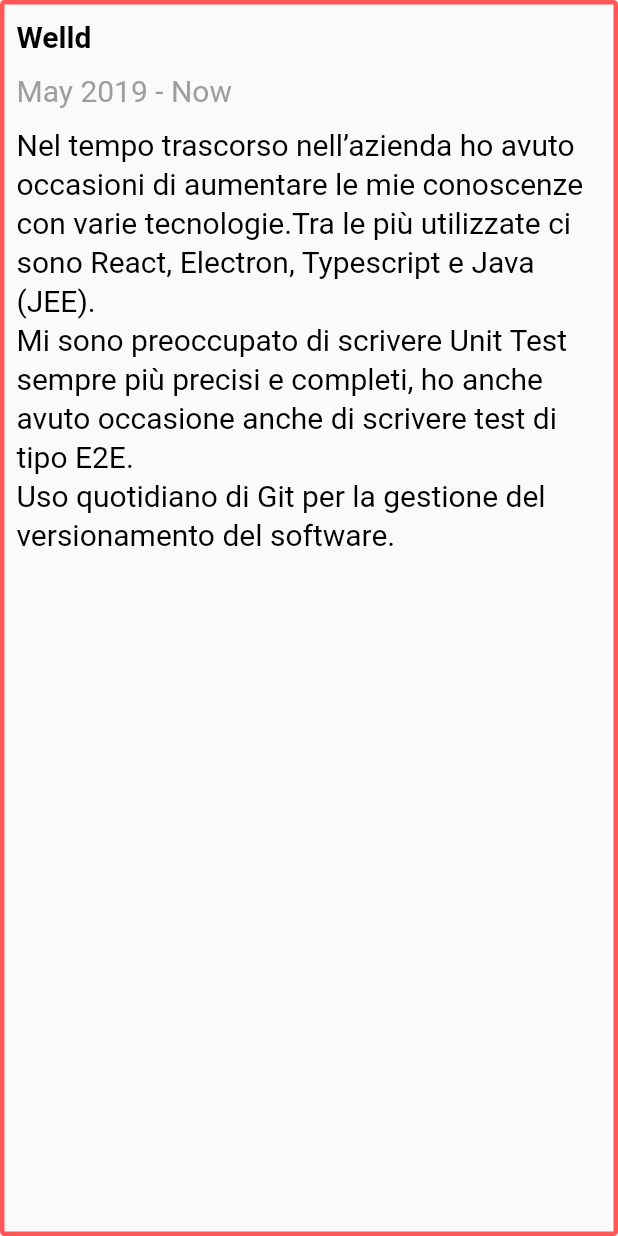
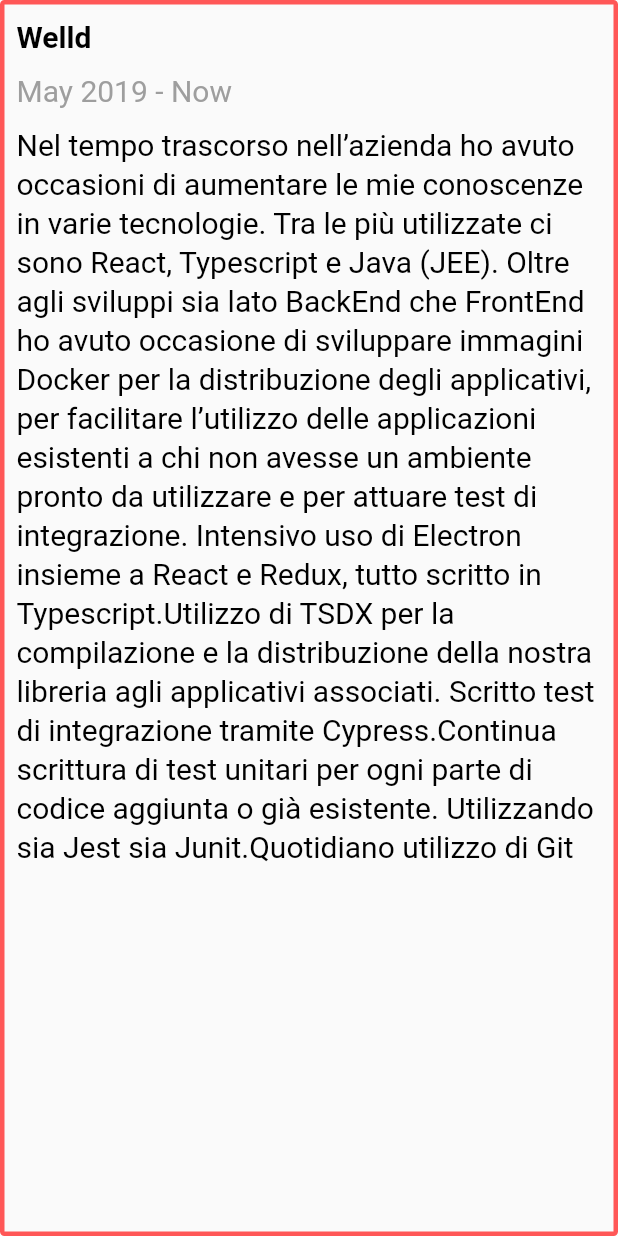
Before and after one commit to Silvano14/Silvano-Website, a Flutter app: the ExperienceContainer widget shown alone on an empty page, opened directly with sample values from the repository, on a phone screen of 412 x 824 dp. Run offline on Flutter 3.47's test engine with Material 2 defaults, Android fonts, the phone set to English and light mode, and no system bars; drawn by our look-alikes of auto_size_text; our stand-ins replace after_layout, font_awesome_flutter, google_fonts, responsive_builder; missing offline and left inert: dart:html.

Commit message:
put auto size text and fixed height container in header section

```diff
--- a/lib/experience/experience_container.dart
+++ b/lib/experience/experience_container.dart
@@ -1,3 +1,4 @@
+import 'package:auto_size_text/auto_size_text.dart';
 import 'package:flutter/material.dart';
 import 'package:portfolio_flutter_web/utils/colour_assets.dart';
 
@@ -36,7 +37,7 @@ class ExperienceContainer extends StatelessWidget {
           ),
           SizedBox(height: 10),
           for (final desc in experience.descriptions)
-            Text(
+            AutoSizeText(
               desc,
               style: textStyle(),
             ),
@@ -66,31 +67,45 @@ class ExperienceInfo {
   });
 }
 
+// I didn't use multi-line because it cause a weird render of the description.
 final experiences = [
   ExperienceInfo(
     company: 'Welld',
     timeLine: 'May 2019 - Now',
     descriptions: [
-      'Nel tempo trascorso nell\’azienda ho avuto occasioni di aumentare le mie conoscenze con varie tecnologie.' +
-          'Tra le più utilizzate ci sono React, Electron, Typescript e Java (JEE). \n' +
-          'Mi sono preoccupato di scrivere Unit Test sempre più precisi e completi, ho anche avuto occasione anche di scrivere test di tipo E2E. \n' +
-          'Uso quotidiano di Git per la gestione del versionamento del software.',
+      "Nel tempo trascorso nell’azienda ho avuto occasioni di aumentare le mie " +
+          "conoscenze in varie tecnologie. Tra le più utilizzate ci sono React, " +
+          "Typescript e Java (JEE). Oltre agli sviluppi sia lato BackEnd che FrontEnd " +
+          "ho avuto occasione di sviluppare immagini Docker per la distribuzione degli " +
+          "applicativi, per facilitare l’utilizzo delle applicazioni esistenti a chi " +
+          "non avesse un ambiente pronto da utilizzare e per attuare test di integrazione. " +
+          "Intensivo uso di Electron insieme a React e Redux, tutto scritto in Typescript." +
+          "Utilizzo di TSDX per la compilazione e la distribuzione della nostra libreria agli applicativi associati. " +
+          "Scritto test di integrazione tramite Cypress." +
+          "Continua scrittura di test unitari per ogni parte di codice aggiunta o già esistente. Utilizzando sia Jest sia Junit." +
+          "Quotidiano utilizzo di Git"
     ],
   ),
   ExperienceInfo(
     company: 'Edr TOOLS',
     timeLine: 'Sep 2018 - Apr 2019',
     descriptions: [
-      'Estrazione dei dati da dispositivi mobili con software creati per Raspberry con l\'utilizzo di librerie in C e Python.\n' +
-          'Creazione di script in Python per ottimizzare l’efficienza gestionale.\n' +
-          'Gestione di software proprietari tramite QTCreator e CPP per l’estrazione dei dati da hard disk meccanici.\n',
+      'Estrazione dei dati da dispositivi mobili con software creati per Raspberry con l\'utilizzo di librerie in C e Python. ' +
+          'Creazione di script in Python per ottimizzare l’efficienza gestionale. ' +
+          'Gestione di software proprietari tramite QTCreator e CPP per l’estrazione dei dati da hard disk meccanici. ',
     ],
   ),
   ExperienceInfo(
     company: 'ITS Kennedy',
     timeLine: '2016 - 2018',
     descriptions: [
-      'Attività e associazioni: Studio e praticità nel corso di studi I.O.T (Internet of Things)'
+      'Attività e associazioni: Studio e praticità nel corso di studi I.O.T (Internet of Things) \n' +
+          "Nel percorso di studi c’era la possibilità di seguire varie tipologie di corsi. " +
+          "Il corso del IOT permetteva un approfondimento nel mondo del Networking e una maggiore" +
+          "focalizzazione sulla scrittura di codice nei micro controlli con il linguaggio C. " +
+          "Durante il corso abbiamo usato un PIC32, insieme ai micro controlli abbiamo lavorato" +
+          "varie volte in team per poter sfruttare le conoscenze che acquisivamo nel corso del tempo," +
+          "oltre ad attuare un rafforzamento in senso di lavoro in team."
     ],
   ),
 ];
--- a/lib/header/header_view.dart
+++ b/lib/header/header_view.dart
@@ -28,7 +28,6 @@ class HeaderDesktopView extends StatelessWidget {
     final imageWidth = width * 0.47;
     return Container(
       padding: kScreenPadding,
-      height: 600,
       width: kInitWidth,
       child: Row(
         children: [
@@ -57,10 +56,8 @@ class HeaderMobileView extends StatelessWidget {
   @override
   Widget build(BuildContext context) {
     final width = MediaQuery.of(context).size.width;
-    final height = MediaQuery.of(context).size.height;
     return Container(
       width: width,
-      height: height * 0.9,
       child: Column(
         children: [
           Image.asset(
--- a/lib/project/project_item_body.dart
+++ b/lib/project/project_item_body.dart
@@ -40,7 +40,7 @@ class _ProjectItemBodyState extends State<ProjectItemBody> {
   Widget build(BuildContext context) {
     return Container(
       decoration: BoxDecoration(
-          // Used for keeping distance between text
+          // Used to keep the distance between texts
           border: Border.all(
         color: Colors.transparent,
         width: 2,
--- a/lib/project/project_view.dart
+++ b/lib/project/project_view.dart
@@ -68,7 +68,7 @@ final kProjectItems = [
   ),
   ProjectItem(
     image: 'images/website.png',
-    title: 'Questo!',
+    title: 'Questo',
     url: 'https://github.com/Silvano14/myWebPage',
     description:
         'Questo sito è fatto da me, la voglia di imparare Flutter e Dart mi ha spinto a costruire un mio portfolio.',
--- a/pubspec.yaml
+++ b/pubspec.yaml
@@ -24,6 +24,7 @@ dependencies:
   flutter:
     sdk: flutter
   after_layout: ^1.1.0
+  auto_size_text: ^2.1.0
   cupertino_icons: ^1.0.2
   font_awesome_flutter: ^9.0.0
   google_fonts: ^2.0.0
```
Also changed, not shown: lib/header/header_body.dart (+10 -13 lines), pubspec.lock.
